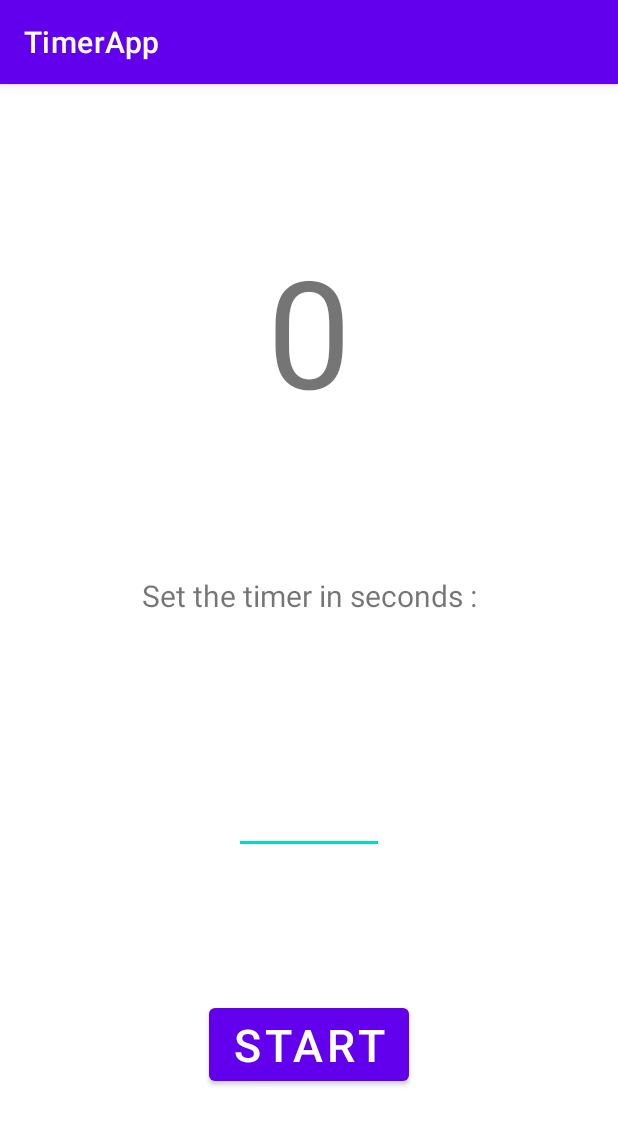
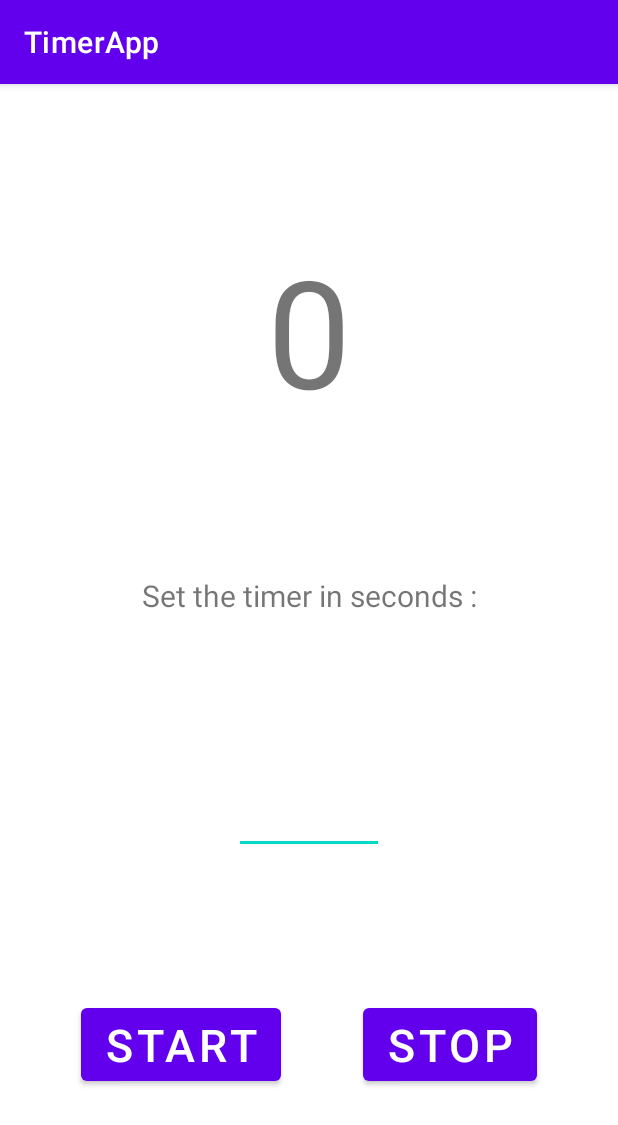
Before and after one commit to dleurs/timer-android-kotlin, an Android app: the screen it shows after launch (MainActivity), on a phone screen of 412 x 824 dp. Shown: the top 1125 px of the screen. Run offline under Robolectric (Android 15) with nearby library versions, the phone set to English and light mode, and no system bars.

Commit message:
I will try to do a stop button

```diff
--- a/app/src/main/java/fr/dleurs/android/timerapp/MainActivity.kt
+++ b/app/src/main/java/fr/dleurs/android/timerapp/MainActivity.kt
@@ -28,6 +28,10 @@ class MainActivity : AppCompatActivity() {
             })
         }
 
+        bStopTimer.setOnClickListener {
+
+        }
+
         timerViewModel.finished.observe(this, Observer {
             if (it) {
                 Toast.makeText(this, "Finished", Toast.LENGTH_LONG).show()
--- a/app/src/main/res/layout/activity_main.xml
+++ b/app/src/main/res/layout/activity_main.xml
@@ -50,10 +50,22 @@
         android:text="Start"
         android:textSize="30sp"
         app:layout_constraintBottom_toBottomOf="parent"
-        app:layout_constraintEnd_toEndOf="parent"
+        app:layout_constraintEnd_toStartOf="@+id/bStopTimer"
         app:layout_constraintHorizontal_bias="0.5"
         app:layout_constraintStart_toStartOf="parent"
         app:layout_constraintTop_toBottomOf="@+id/etTimerInput" />
 
+    <Button
+        android:id="@+id/bStopTimer"
+        android:layout_width="wrap_content"
+        android:layout_height="wrap_content"
+        android:text="Stop"
+        android:textSize="30sp"
+        app:layout_constraintBottom_toBottomOf="@+id/bLaunchTimer"
+        app:layout_constraintEnd_toEndOf="parent"
+        app:layout_constraintHorizontal_bias="0.5"
+        app:layout_constraintStart_toEndOf="@+id/bLaunchTimer"
+        app:layout_constraintTop_toTopOf="@+id/bLaunchTimer" />
+
 
 </androidx.constraintlayout.widget.ConstraintLayout>
```
